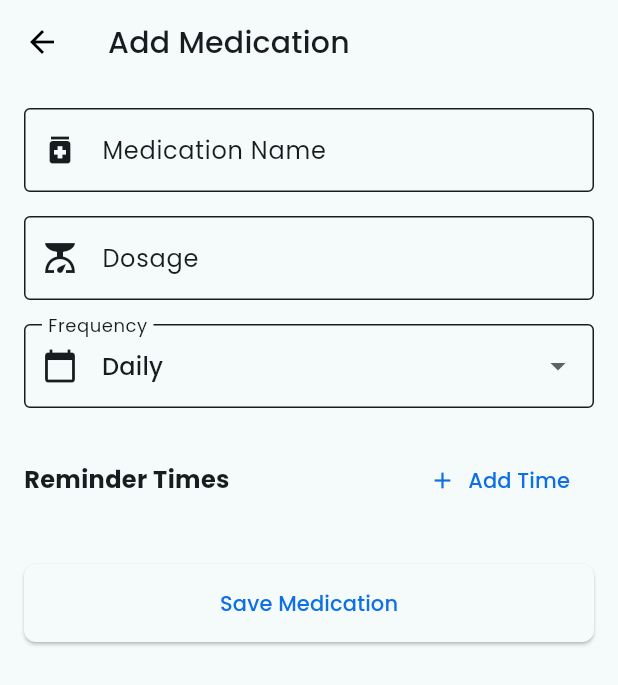
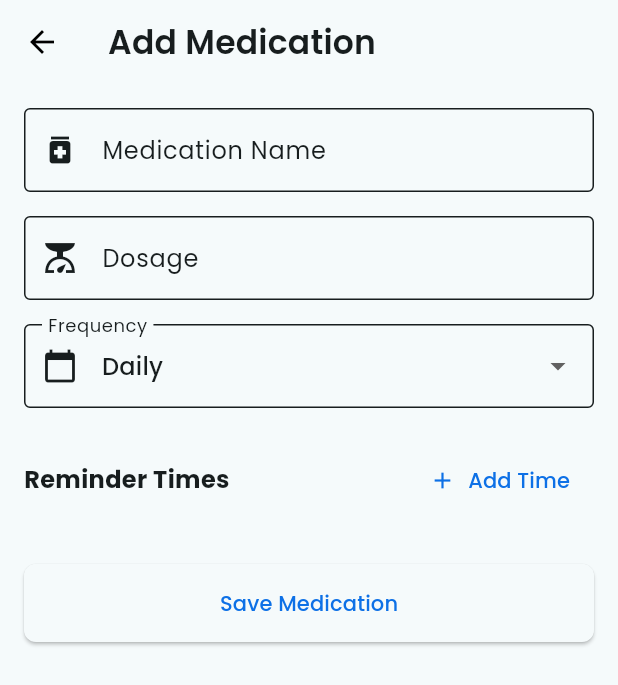
Before and after one commit to andriimobdev25/healthcare-app, a Flutter app: the AddMedicationPage screen opened directly, on a phone screen of 412 x 824 dp. Shown: the top 685 px of the screen. Run offline on Flutter 3.47's test engine with Material 3 defaults, Android fonts, the phone set to English and light mode, and no system bars; our stand-ins replace animate_do, cloud_firestore, firebase_auth, firebase_core, firebase_messaging, firebase_storage and 8 more; missing offline and left inert: google_mlkit_text_recognition; accounts and stored records are empty; network calls fail.

Commit message:
Refactor AddMedicationPage layout and improve SnackBar message formatting for better readability

```diff
--- a/lib/pages/userprofile/add_meditation_screen.dart
+++ b/lib/pages/userprofile/add_meditation_screen.dart
@@ -70,7 +70,8 @@ class _AddMedicationPageState extends State<AddMedicationPage> {
 
       if (mounted) {
         ScaffoldMessenger.of(context).showSnackBar(
-          const SnackBar(content: Text('Medication reminder set successfully!')),
+          const SnackBar(
+              content: Text('Medication reminder set successfully!')),
         );
         Navigator.of(context).pop();
       }
@@ -91,7 +92,13 @@ class _AddMedicationPageState extends State<AddMedicationPage> {
   Widget build(BuildContext context) {
     return Scaffold(
       appBar: AppBar(
-        title: const Text('Add Medication'),
+        title: const Text(
+          'Add Medication',
+          style: TextStyle(
+            fontWeight: FontWeight.w600,
+            fontSize: 22,
+          ),
+        ),
         elevation: 0,
       ),
       body: SingleChildScrollView(
@@ -108,8 +115,9 @@ class _AddMedicationPageState extends State<AddMedicationPage> {
                   border: OutlineInputBorder(),
                   prefixIcon: Icon(Icons.medication),
                 ),
-                validator: (value) =>
-                    value?.isEmpty == true ? 'Please enter medication name' : null,
+                validator: (value) => value?.isEmpty == true
+                    ? 'Please enter medication name'
+                    : null,
               ),
               const SizedBox(height: 16),
               TextFormField(
```
